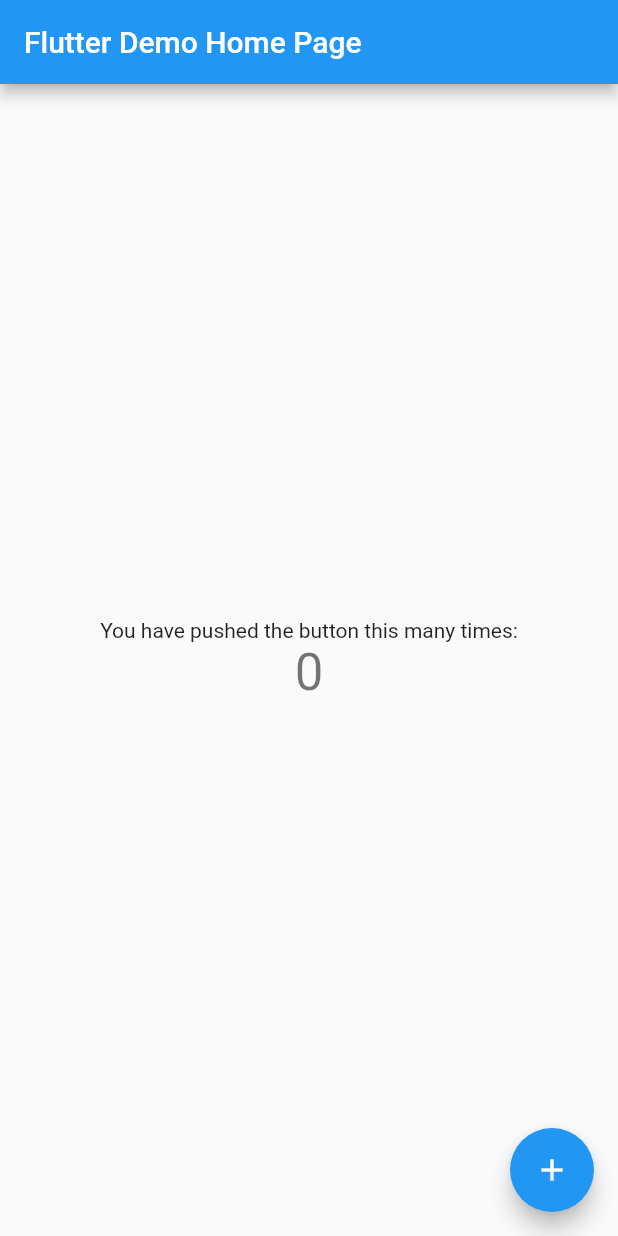
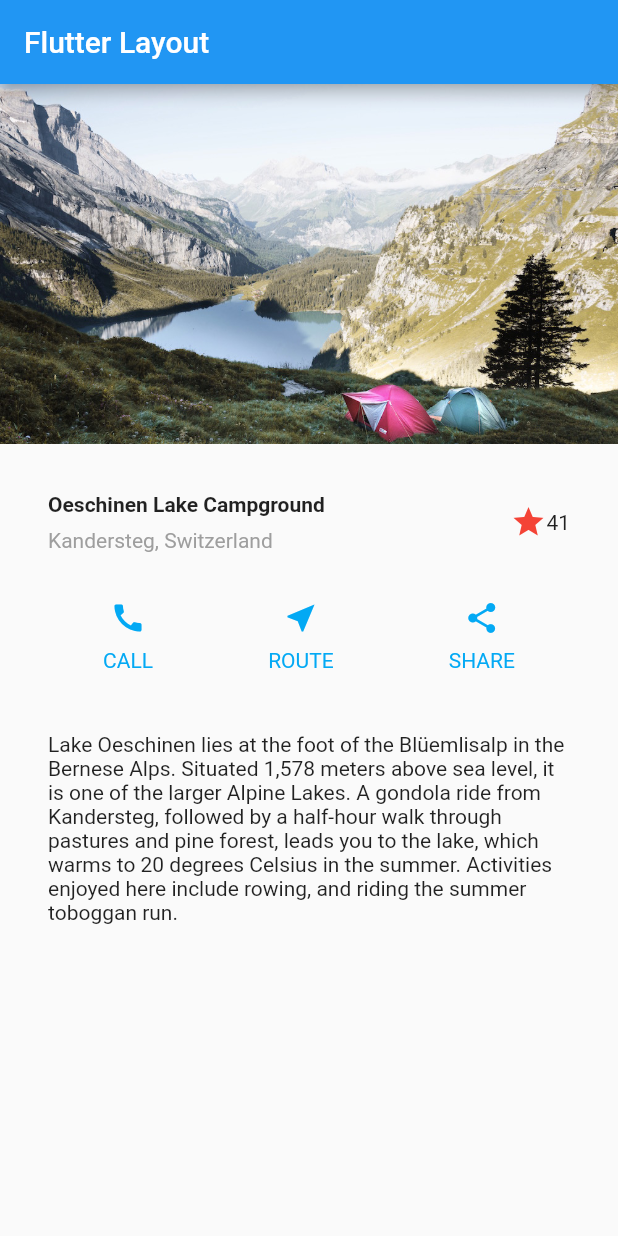
Before and after one commit to SonQBChau/layout_tutorial, a Flutter app: the screen it shows after launch, on a phone screen of 412 x 824 dp. Run offline on Flutter 3.47's test engine with Material 2 defaults, Android fonts, the phone set to English and light mode, and no system bars.

Commit message:
add image

```diff
--- a/lib/main.dart
+++ b/lib/main.dart
@@ -9,103 +9,109 @@ class MyApp extends StatelessWidget {
     return MaterialApp(
       title: 'Flutter Demo',
       theme: ThemeData(
-        // This is the theme of your application.
-        //
-        // Try running your application with "flutter run". You'll see the
-        // application has a blue toolbar. Then, without quitting the app, try
-        // changing the primarySwatch below to Colors.green and then invoke
-        // "hot reload" (press "r" in the console where you ran "flutter run",
-        // or simply save your changes to "hot reload" in a Flutter IDE).
-        // Notice that the counter didn't reset back to zero; the application
-        // is not restarted.
+
         primarySwatch: Colors.blue,
       ),
-      home: MyHomePage(title: 'Flutter Demo Home Page'),
+      home: MyHomePage(),
     );
   }
 }
 
-class MyHomePage extends StatefulWidget {
-  MyHomePage({Key key, this.title}) : super(key: key);
+class MyHomePage extends StatelessWidget {
 
-  // This widget is the home page of your application. It is stateful, meaning
-  // that it has a State object (defined below) that contains fields that affect
-  // how it looks.
+  final titleSection = Container(
+    padding: const EdgeInsets.all(32),
+    child: Row(
+      mainAxisSize: MainAxisSize.max,
+      mainAxisAlignment: MainAxisAlignment.start,
+      children: <Widget>[
+        Expanded(
+          child: Column(
+            crossAxisAlignment: CrossAxisAlignment.start,
+            children: <Widget>[
+              Container(
+                padding: const EdgeInsets.only(bottom: 8),
+                child: Text('Oeschinen Lake Campground', style: TextStyle(
+                  fontWeight: FontWeight.bold,
+                ),),
+              ),
+              Text('Kandersteg, Switzerland', style: TextStyle(
+                color: Colors.grey[500],
+              )),
+            ],
+          ),
+        ),
+        Icon(Icons.star, color: Colors.red,),
+        Text('41'),
+      ],
+    ),
+  );
 
-  // This class is the configuration for the state. It holds the values (in this
-  // case the title) provided by the parent (in this case the App widget) and
-  // used by the build method of the State. Fields in a Widget subclass are
-  // always marked "final".
+  Widget textSection = Container(
+    padding: const EdgeInsets.all(32),
+    child: Text(
+      'Lake Oeschinen lies at the foot of the Blüemlisalp in the Bernese '
+          'Alps. Situated 1,578 meters above sea level, it is one of the '
+          'larger Alpine Lakes. A gondola ride from Kandersteg, followed by a '
+          'half-hour walk through pastures and pine forest, leads you to the '
+          'lake, which warms to 20 degrees Celsius in the summer. Activities '
+          'enjoyed here include rowing, and riding the summer toboggan run.',
+      softWrap: true,
+    ),
+  );
 
-  final String title;
+  final heroSection = Container(
+    child: Image.asset(
+        'images/lake.jpg',
+        width: 600,
+        height: 240,
+        fit: BoxFit.cover,
+    ),
+  );
 
-  @override
-  _MyHomePageState createState() => _MyHomePageState();
-}
 
-class _MyHomePageState extends State<MyHomePage> {
-  int _counter = 0;
+  Widget _buildButtonWidget ( IconData icon, String label){
+    return Column(
+      children: <Widget>[
+        Icon(icon, color: Colors.lightBlue),
+        Padding(
+          padding: const EdgeInsets.all(8.0),
+          child: Text(label, style: TextStyle(color: Colors.lightBlue),),
+        ),
+      ],
+    );
+  }
 
-  void _incrementCounter() {
-    setState(() {
-      // This call to setState tells the Flutter framework that something has
-      // changed in this State, which causes it to rerun the build method below
-      // so that the display can reflect the updated values. If we changed
-      // _counter without calling setState(), then the build method would not be
-      // called again, and so nothing would appear to happen.
-      _counter++;
-    });
-  }
 
   @override
   Widget build(BuildContext context) {
-    // This method is rerun every time setState is called, for instance as done
-    // by the _incrementCounter method above.
-    //
-    // The Flutter framework has been optimized to make rerunning build methods
-    // fast, so that you can just rebuild anything that needs updating rather
-    // than having to individually change instances of widgets.
+
+    Widget buttonSection = Container(
+      child: Row(
+        mainAxisAlignment: MainAxisAlignment.spaceEvenly,
+        children: <Widget>[
+          _buildButtonWidget(Icons.call, 'CALL'),
+          _buildButtonWidget(Icons.near_me, 'ROUTE'),
+          _buildButtonWidget(Icons.share, 'SHARE'),
+
+        ],
+      ),
+    );
+
     return Scaffold(
-      appBar: AppBar(
-        // Here we take the value from the MyHomePage object that was created by
-        // the App.build method, and use it to set our appbar title.
-        title: Text(widget.title),
-      ),
-      body: Center(
-        // Center is a layout widget. It takes a single child and positions it
-        // in the middle of the parent.
-        child: Column(
-          // Column is also layout widget. It takes a list of children and
-          // arranges them vertically. By default, it sizes itself to fit its
-          // children horizontally, and tries to be as tall as its parent.
-          //
-          // Invoke "debug painting" (press "p" in the console, choose the
-          // "Toggle Debug Paint" action from the Flutter Inspector in Android
-          // Studio, or the "Toggle Debug Paint" command in Visual Studio Code)
-          // to see the wireframe for each widget.
-          //
-          // Column has various properties to control how it sizes itself and
-          // how it positions its children. Here we use mainAxisAlignment to
-          // center the children vertically; the main axis here is the vertical
-          // axis because Columns are vertical (the cross axis would be
-          // horizontal).
-          mainAxisAlignment: MainAxisAlignment.center,
+      appBar: AppBar(title: Text('Flutter Layout')),
+      body: Container(
+        child: ListView(
           children: <Widget>[
-            Text(
-              'You have pushed the button this many times:',
-            ),
-            Text(
-              '$_counter',
-              style: Theme.of(context).textTheme.display1,
-            ),
+            heroSection,
+            titleSection,
+            buttonSection,
+            textSection,
           ],
         ),
       ),
-      floatingActionButton: FloatingActionButton(
-        onPressed: _incrementCounter,
-        tooltip: 'Increment',
-        child: Icon(Icons.add),
-      ), // This trailing comma makes auto-formatting nicer for build methods.
     );
   }
+
+
 }
--- a/pubspec.yaml
+++ b/pubspec.yaml
@@ -41,9 +41,9 @@ flutter:
   uses-material-design: true
 
   # To add assets to your application, add an assets section, like this:
-  # assets:
-  #  - images/a_dot_burr.jpeg
-  #  - images/a_dot_ham.jpeg
+  assets:
+    - images/lake.jpg
+
 
   # An image asset can refer to one or more resolution-specific "variants", see
   # https://flutter.io/assets-and-images/#resolution-aware.
```
Also changed, not shown: images/lake.jpg (added), 1 other file.
